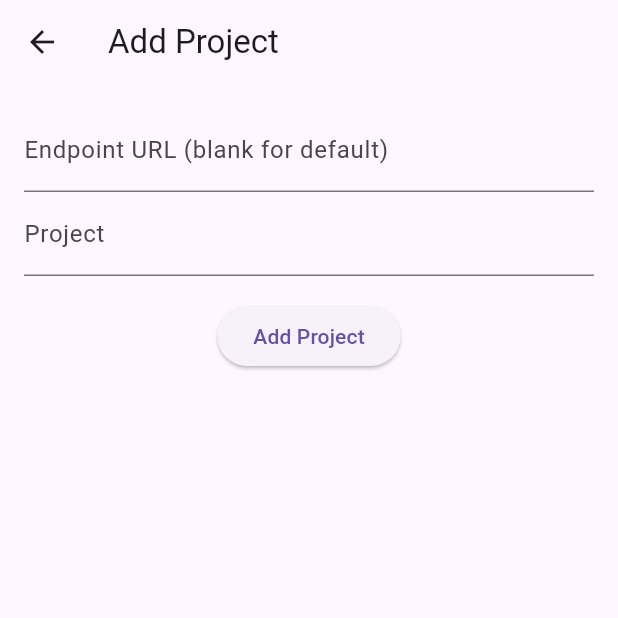
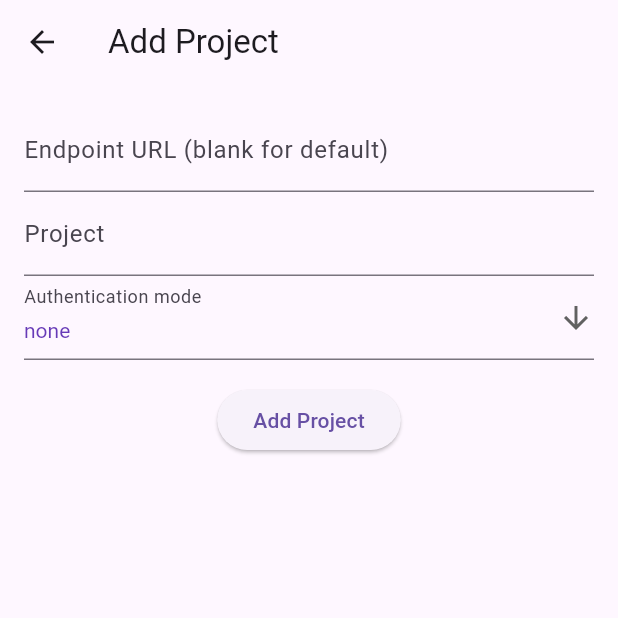
Before and after one commit to arran4/flutter_google_datastore, a Flutter app: the AddEditProjectScreen screen opened directly, on a phone screen of 412 x 824 dp, the top half of it. Run offline on Flutter 3.47's test engine with Material 2 defaults, Android fonts, the phone set to English and light mode, and no system bars; our stand-ins replace settings_ui, sqflite_common_ffi, sqflite_common_ffi_web; missing offline and left inert: googleapis; accounts and stored records are empty.

Commit message:
Auth modes added

```diff
--- a/lib/database.dart
+++ b/lib/database.dart
@@ -35,13 +35,14 @@ class DB {
     return fullFn;
   }
 
-  Future<Project> createNewProject(String? endpointUrl, String projectId) async {
+  Future<Project> createNewProject(String? endpointUrl, String projectId, String authMode) async {
     Database db = await _db;
     Map<String, Object?> values = <String, Object?>{};
     if (endpointUrl != null) {
       values["endpointUrl"] = endpointUrl;
     }
     values["projectId"] = projectId;
+    values["authMode"] = authMode;
     int cid = await db.insert(Project.name, values);
     return getProject(cid);
   }
@@ -81,7 +82,7 @@ class DB {
     String fullFn = await filepath();
     return await openDatabase(
       fullFn,
-      version: 1,
+      version: 2,
       onCreate: (Database db, int version) async {
         await db.execute(Project.createSql);
       },
@@ -89,6 +90,8 @@ class DB {
         switch (oldVersion) {
           case 0:
           // await db.execute();
+          case 1:
+          await db.execute(Project.dbV1toV2);
         }
       },
     );
@@ -106,7 +109,7 @@ class DB {
     return;
   }
 
-  Future<Project> updateProject(int id, String? endpointUrl, String? projectId) async {
+  Future<Project> updateProject(int id, String? endpointUrl, String? projectId, String? authMode) async {
     Database db = await _db;
     Map<String, Object?> values = <String, Object?>{};
     if (endpointUrl != null) {
@@ -114,6 +117,9 @@ class DB {
     }
     if (projectId != null) {
       values["projectId"] = projectId;
+    }
+    if (authMode != null) {
+      values["authMode"] = authMode;
     }
     db.update(Project.name, values, where: "id=?", whereArgs: <Object?>[id]);
     return getProject(id);
@@ -124,25 +130,30 @@ class Project {
   final int id;
   final String? endpointUrl;
   final String projectId;
+  final String authMode;
   DateTime created;
   DateTime updated;
   DateTime? deleted;
 
   static const name = "Project";
   static const createSql = '''
-          CREATE TABLE ${Project.name}(
+          CREATE TABLE ${Project.name} (
             id INTEGER PRIMARY KEY AUTOINCREMENT,
             created TIMESTAMP DEFAULT CURRENT_TIMESTAMP NOT NULL,
             updated TIMESTAMP DEFAULT CURRENT_TIMESTAMP NOT NULL,
             deleted TIMESTAMP DEFAULT NULL,
             endpointUrl STRING DEFAULT NULL,
+            authMode STRING DEFAULT "none" NOT NULL,
             projectId STRING NOT NULL
           );
       ''';
-  static const List<String> columns = <String>["id", "created", "updated", "deleted", "endpointUrl", "projectId"];
+  static const dbV1toV2 = '''
+    ALTER TABLE ${Project.name} ADD COLUMN authMode STRING DEFAULT "none" NOT NULL;
+  ''';
+  static const List<String> columns = <String>["id", "created", "updated", "deleted", "endpointUrl", "projectId", "authMode"];
   static const List<String> required = <String>["id", "projectId"];
 
-  Project({required this.id, required this.created, required this.updated, this.deleted, required this.endpointUrl, required this.projectId});
+  Project({required this.id, required this.created, required this.updated, this.deleted, required this.endpointUrl, required this.projectId, required this.authMode});
 
   Project.fromRow(Map<String, Object?> each)
       : id = int.parse(each["id"].toString()),
@@ -150,6 +161,7 @@ class Project {
         updated = DateTime.tryParse(each["updated"].toString()) ?? DateTime.timestamp(),
         deleted = each["deleted"] != null ? DateTime.tryParse(each["deleted"].toString()) : null,
         endpointUrl = each.containsKey("endpointUrl") && each["endpointUrl"] != null ? each["endpointUrl"].toString() : null,
+        authMode = each["authMode"].toString() ?? "none",
         projectId = each["projectId"].toString();
 
   static bool validRow(Map<String, Object?> each) {
--- a/lib/main.dart
+++ b/lib/main.dart
@@ -1,4 +1,5 @@
 import 'dart:async';
+import 'dart:io';
 
 import 'package:flutter/material.dart';
 import 'package:flutter_google_datastore/settings.dart';
@@ -50,7 +51,8 @@ class _ProjectPageState extends State<ProjectPage> {
   void popupItemSelected(String value) {
     switch (value) {
       case 'settings':
-        Navigator.push(context, MaterialPageRoute<bool>(builder: (BuildContext context) {
+        Navigator.push(context,
+            MaterialPageRoute<bool>(builder: (BuildContext context) {
           return const SettingsWidget();
         })).then((dynamic value) {
           setState(() {
@@ -101,7 +103,7 @@ class _ProjectPageState extends State<ProjectPage> {
     ];
   }
 
-  addProjectPressed () async {
+  addProjectPressed() async {
     await Navigator.of(context).push(
       MaterialPageRoute(
         builder: (context) => const AddEditProjectScreen(),
@@ -112,7 +114,7 @@ class _ProjectPageState extends State<ProjectPage> {
     });
   }
 
-  editProjectPressed (Project project) async {
+  editProjectPressed(Project project) async {
     await Navigator.of(context).push(
       MaterialPageRoute(
         builder: (context) => AddEditProjectScreen(project: project),
@@ -151,15 +153,19 @@ class _ProjectPageState extends State<ProjectPage> {
               itemBuilder: (BuildContext context, int index) {
                 return ListTile(
                   title: Text(projects[index].projectId),
-                  subtitle: Text('Endpoint: ${projects[index].endpointUrl ?? "default"}'),
+                  subtitle: Text(
+                      'Endpoint: ${projects[index].endpointUrl ?? "default"}'),
                   trailing: Row(
-                      mainAxisSize: MainAxisSize.min,
+                    mainAxisSize: MainAxisSize.min,
                     children: [
-                      TextButton(onPressed: () {
-                        connectPressed(projects[index]);
-                      }, child: const Text("Connect")),
+                      TextButton(
+                          onPressed: () {
+                            connectPressed(projects[index]);
+                          },
+                          child: const Text("Connect")),
                       PopupMenuButton<String>(
-                        onSelected: (String value) => itemPopupItemSelected(projects[index], value),
+                        onSelected: (String value) =>
+                            itemPopupItemSelected(projects[index], value),
                         itemBuilder: createItemPopupItems,
                       ),
                     ],
@@ -181,7 +187,9 @@ class _ProjectPageState extends State<ProjectPage> {
   void connectPressed(Project project) async {
     await Navigator.of(context).push(
       MaterialPageRoute(
-        builder: (context) => DatastoreMainPage(project: project,),
+        builder: (context) => DatastoreMainPage(
+          project: project,
+        ),
       ),
     );
   }
@@ -189,7 +197,9 @@ class _ProjectPageState extends State<ProjectPage> {
   void deletePressed(Project project) async {
     await Navigator.of(context).push(
       MaterialPageRoute(
-        builder: (context) => DeleteProjectScreen(project: project,),
+        builder: (context) => DeleteProjectScreen(
+          project: project,
+        ),
       ),
     );
     setState(() {
@@ -198,8 +208,19 @@ class _ProjectPageState extends State<ProjectPage> {
   }
 }
 
+final authModes = createAuthModes();
+
+List<String> createAuthModes() {
+  var elements = ["none"];
+  if (Platform.isLinux) {
+    elements.add("gcloud cli");
+  }
+  return List.of(elements, growable: false);
+}
+
 class AddEditProjectScreen extends StatefulWidget {
   final Project? project;
+
   const AddEditProjectScreen({super.key, this.project});
 
   @override
@@ -209,6 +230,7 @@ class AddEditProjectScreen extends StatefulWidget {
 class AddEditProjectScreenState extends State<AddEditProjectScreen> {
   final TextEditingController endpointUrlController = TextEditingController();
   final TextEditingController projectIdController = TextEditingController();
+  String authMode = "none";
 
   void saveProject() async {
     String? endpointUrl = endpointUrlController.text;
@@ -220,12 +242,14 @@ class AddEditProjectScreenState extends State<AddEditProjectScreen> {
       await db.createNewProject(
         endpointUrl,
         projectIdController.text,
+        authMode,
       );
     } else {
       await db.updateProject(
         project.id,
         endpointUrl,
         projectIdController.text,
+        authMode,
       );
     }
 
@@ -233,11 +257,11 @@ class AddEditProjectScreenState extends State<AddEditProjectScreen> {
     Navigator.of(context).pop();
   }
 
-
   @override
   void initState() {
     projectIdController.text = widget.project?.projectId ?? "";
     endpointUrlController.text = widget.project?.endpointUrl ?? "";
+    authMode = widget.project?.authMode ?? "none";
   }
 
   @override
@@ -253,16 +277,37 @@ class AddEditProjectScreenState extends State<AddEditProjectScreen> {
           children: [
             TextField(
               controller: endpointUrlController,
-              decoration: const InputDecoration(labelText: 'Endpoint URL (blank for default)'),
+              decoration: const InputDecoration(
+                  labelText: 'Endpoint URL (blank for default)'),
             ),
             TextField(
               controller: projectIdController,
               decoration: const InputDecoration(labelText: 'Project'),
             ),
+            DropdownButtonFormField<String>(
+              value: authMode,
+              decoration: const InputDecoration(labelText: 'Authentication mode'),
+              icon: const Icon(Icons.arrow_downward),
+              elevation: 16,
+              style: const TextStyle(color: Colors.deepPurple),
+              onChanged: (String? value) {
+                // This is called when the user selects an item.
+                setState(() {
+                  authMode = value!;
+                });
+              },
+              items: authModes.map<DropdownMenuItem<String>>((String value) {
+                return DropdownMenuItem<String>(
+                  value: value,
+                  child: Text(value),
+                );
+              }).toList(),
+            ),
             const SizedBox(height: 16),
             ElevatedButton(
               onPressed: saveProject,
-              child: Text(widget.project == null ? 'Add Project' : 'Edit Project'),
+              child:
+                  Text(widget.project == null ? 'Add Project' : 'Edit Project'),
             ),
           ],
         ),
@@ -273,6 +318,7 @@ class AddEditProjectScreenState extends State<AddEditProjectScreen> {
 
 class DeleteProjectScreen extends StatelessWidget {
   final Project project;
+
   const DeleteProjectScreen({super.key, required this.project});
 
   @override
@@ -296,7 +342,8 @@ class DeleteProjectScreen extends StatelessWidget {
                 ElevatedButton(
                   onPressed: () => deleteProject(context),
                   style: ButtonStyle(
-                    backgroundColor: MaterialStateProperty.resolveWith((states) => Colors.red),
+                    backgroundColor: MaterialStateProperty.resolveWith(
+                        (states) => Colors.red),
                   ),
                   child: const Text("Delete"),
                 ),
@@ -307,7 +354,6 @@ class DeleteProjectScreen extends StatelessWidget {
       ),
     );
   }
-
 
   void back(BuildContext context) {
     Navigator.of(context).pop();
```
